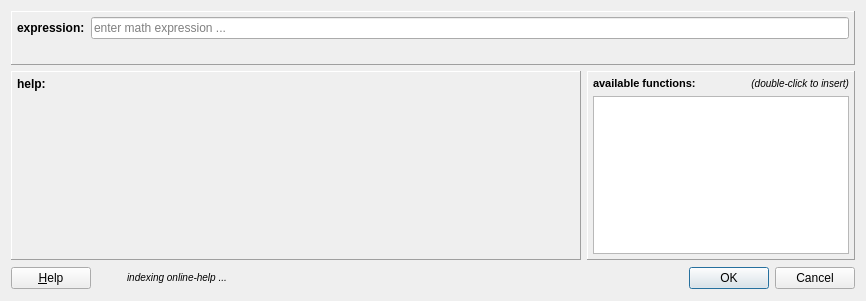
Before: the Qt Designer form plugins/table/qfrdrtableformuladialog.ui in jkriege2/QuickFit3, drawn with Qt 5.
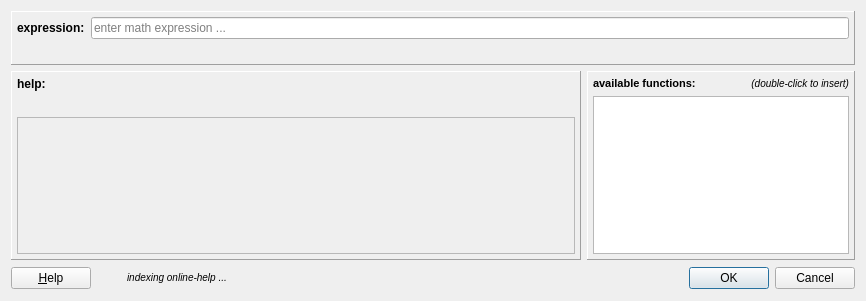
After: the same form once the commit is applied. Icons and pictures are not drawn. Custom widgets are drawn as their Qt base class.

Commit message: QuickFit3/LIB:   - bugfixes in QFMathParser (some binary operations didn't work properly)   - added tools to extend QFMathParser globally with plugins   - added additional help commands $$see:...$ and $$figure:file:caption$$   - added tools to use a subset of the online-help transformations in othe rplaces of QF3 (e.g. when displaying help for QFMathParser)

```diff
--- a/plugins/table/qfrdrtableformuladialog.ui
+++ b/plugins/table/qfrdrtableformuladialog.ui
@@ -123,40 +123,71 @@
      <property name="midLineWidth">
       <number>0</number>
      </property>
-     <layout class="QFormLayout" name="formLayout_2">
-      <property name="fieldGrowthPolicy">
-       <enum>QFormLayout::AllNonFixedFieldsGrow</enum>
-      </property>
+     <layout class="QVBoxLayout" name="verticalLayout_2">
       <property name="margin">
        <number>5</number>
       </property>
-      <item row="1" column="1">
-       <widget class="QLabel" name="labHelp">
-        <property name="text">
-         <string/>
-        </property>
-        <property name="wordWrap">
-         <bool>true</bool>
-        </property>
-       </widget>
-      </item>
-      <item row="0" column="1">
-       <widget class="QLabel" name="labTemplate">
-        <property name="text">
-         <string/>
-        </property>
-        <property name="wordWrap">
-         <bool>true</bool>
-        </property>
-       </widget>
-      </item>
-      <item row="0" column="0">
+      <item>
        <widget class="QLabel" name="label_2">
         <property name="text">
          <string>&lt;b&gt;help:&lt;/b&gt;</string>
         </property>
        </widget>
       </item>
+      <item>
+       <widget class="QLabel" name="labTemplate">
+        <property name="text">
+         <string/>
+        </property>
+        <property name="wordWrap">
+         <bool>true</bool>
+        </property>
+       </widget>
+      </item>
+      <item>
+       <widget class="QScrollArea" name="scrollArea">
+        <property name="widgetResizable">
+         <bool>true</bool>
+        </property>
+        <widget class="QWidget" name="scrollAreaWidgetContents">
+         <property name="geometry">
+          <rect>
+           <x>0</x>
+           <y>0</y>
+           <width>560</width>
+           <height>142</height>
+          </rect>
+         </property>
+         <layout class="QVBoxLayout" name="verticalLayout">
+          <property name="leftMargin">
+           <number>0</number>
+          </property>
+          <property name="topMargin">
+           <number>0</number>
+          </property>
+          <property name="rightMargin">
+           <number>9</number>
+          </property>
+          <property name="bottomMargin">
+           <number>0</number>
+          </property>
+          <item>
+           <widget class="QLabel" name="labHelp">
+            <property name="text">
+             <string/>
+            </property>
+            <property name="textFormat">
+             <enum>Qt::RichText</enum>
+            </property>
+            <property name="wordWrap">
+             <bool>true</bool>
+            </property>
+           </widget>
+          </item>
+         </layout>
+        </widget>
+       </widget>
+      </item>
      </layout>
     </widget>
    </item>
```
Left out of the diff: 1 changed line with no effect on the pictures. The commit also changes 55 other files.
